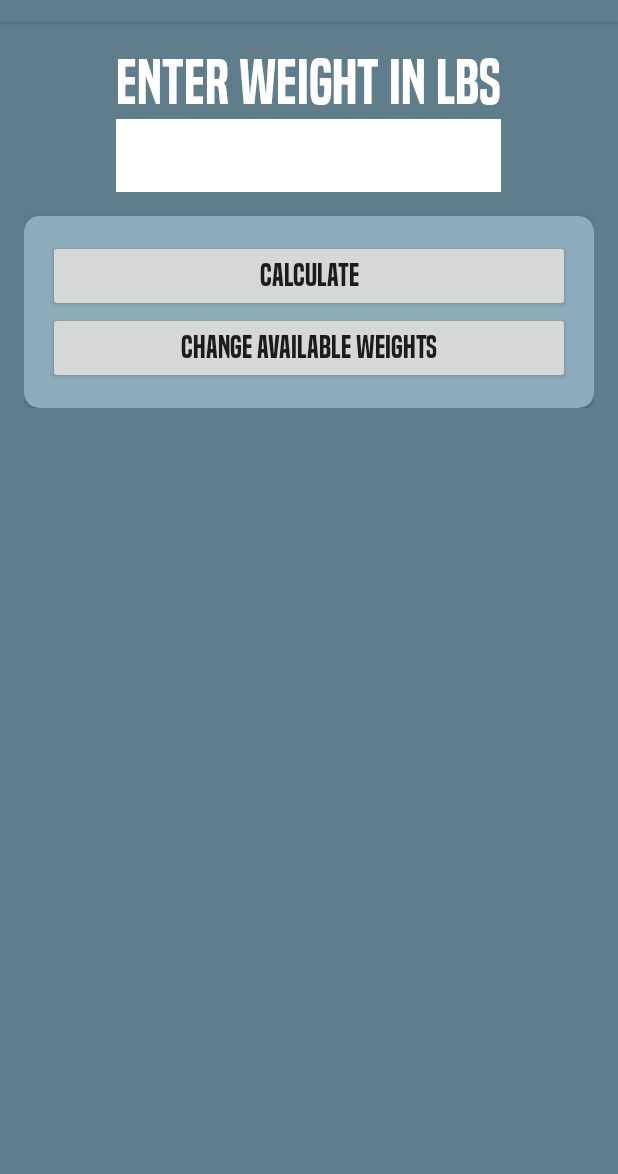
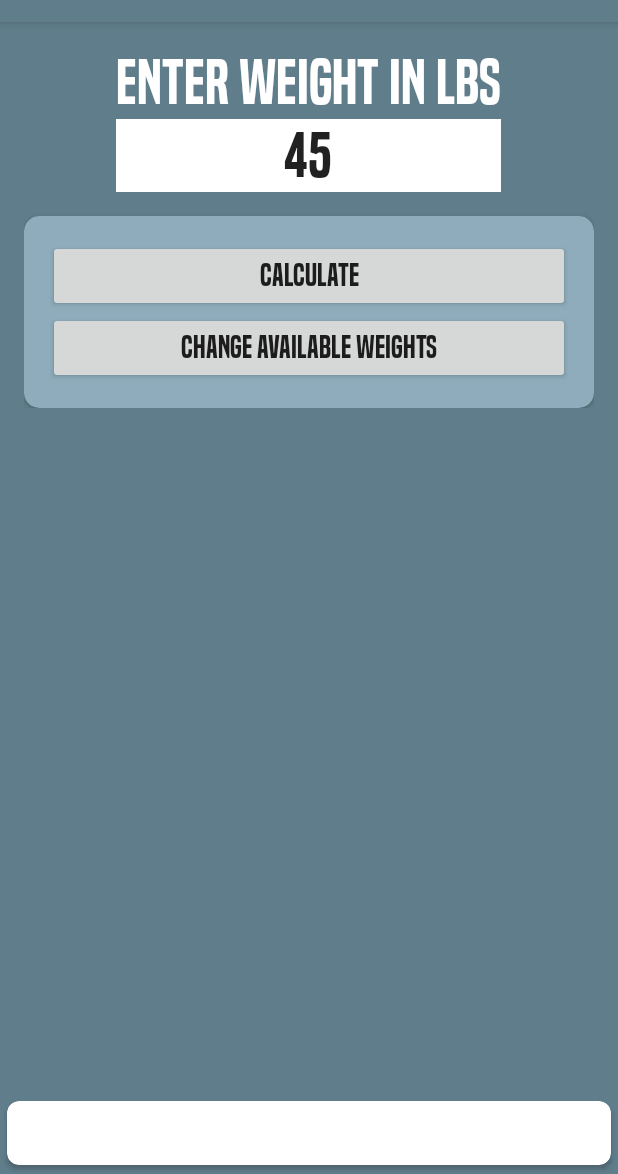
Before and after one commit to TJBlack31/WeightCalculator, an Android app: the screen it shows after launch (MainActivity), on a phone screen of 412 x 824 dp, the part 62-1236 px from its top. Run offline under Robolectric (Android 15) with nearby library versions, the phone set to English and light mode, and no system bars; our stand-ins replace AdMob.

Commit message:
ads and weight check.  Resized and fixed Keyboard issue.

```diff
--- a/app/build.gradle
+++ b/app/build.gradle
@@ -23,6 +23,7 @@ dependencies {
     implementation 'com.android.support:appcompat-v7:26.1.0'
     implementation 'com.android.support.constraint:constraint-layout:1.0.2'
     implementation 'com.android.support:support-v4:26.1.0'
+    implementation 'com.google.android.gms:play-services-ads:16.0.0'
     testImplementation 'junit:junit:4.12'
     androidTestImplementation 'com.android.support.test:runner:1.0.1'
     androidTestImplementation 'com.android.support.test.espresso:espresso-core:3.0.1'
--- a/app/src/main/AndroidManifest.xml
+++ b/app/src/main/AndroidManifest.xml
@@ -9,7 +9,12 @@
         android:label="@string/app_name"
         android:roundIcon="@mipmap/ic_launcher_round"
         android:supportsRtl="true"
+        android:windowSoftInputMode="stateAlwaysHidden"
         android:theme="@style/AppTheme">
+        <meta-data
+            android:name="com.google.android.gms.ads.APPLICATION_ID"
+            android:value="@string/adId"/>
+
         <activity
             android:name=".MainActivity"
             android:screenOrientation="portrait">
--- a/app/src/main/java/com/travisb/android/simpleplatecalculator/MainActivity.java
+++ b/app/src/main/java/com/travisb/android/simpleplatecalculator/MainActivity.java
@@ -1,20 +1,26 @@
 package com.travisb.android.simpleplatecalculator;
 
+import android.app.Activity;
+import android.content.Context;
 import android.support.v4.app.FragmentManager;
 import android.support.v4.app.FragmentTransaction;
 import android.support.v7.app.AppCompatActivity;
 import android.os.Bundle;
+import android.view.Gravity;
 import android.view.KeyEvent;
 import android.view.View;
+import android.view.WindowManager;
 import android.view.inputmethod.EditorInfo;
+import android.view.inputmethod.InputMethodManager;
 import android.widget.Button;
 import android.widget.EditText;
 import android.widget.FrameLayout;
 import android.widget.TextView;
-
+import android.widget.Toast;
 
 
 import java.util.HashMap;
+import java.util.Locale;
 
 public class MainActivity extends AppCompatActivity {
 
@@ -26,6 +32,7 @@ public class MainActivity extends AppCompatActivity {
     Button changeAvailableWeights;
     Button calculateWeight;
 
+
     @Override
     protected void onCreate(Bundle savedInstanceState) {
         super.onCreate(savedInstanceState);
@@ -36,30 +43,74 @@ public class MainActivity extends AppCompatActivity {
         weightAmount = findViewById(R.id.weightAmount);
         calculateWeight = findViewById(R.id.calculateButton);
 
+
+
         FontUtil.setTextType(weightLabel, this);
         FontUtil.setTextType(changeAvailableWeights, this);
         FontUtil.setTextType(calculateWeight, this);
         FontUtil.setNoType(weightAmount, this);
-
         checkFirstTime();
 
-        AppRater.app_launched(this);
+
+
+
+
+
+        Runnable runnable = new Runnable() {
+            @Override
+            public void run() {
+                int last = 0;
+                try {
+                    last = SharedPrefUtil.retrieveLast(getBaseContext());
+                } catch (Exception e) {
+
+                }
+                weightAmount.setText(String.format(Locale.getDefault(), "%d", last));
+
+                AppRater.app_launched(getBaseContext());
+
+                calculate(SharedPrefUtil.retrieveBar(getApplicationContext()), getAvailablePlates(), getBaseContext());
+
+                try {
+                    Thread.sleep(250);
+                } catch (InterruptedException e) {
+                    e.printStackTrace();
+                }
 
                 calculateWeight.setOnClickListener(new View.OnClickListener() {
                     @Override
                     public void onClick(View view) {
-                calculate();
+
+                        calculate(SharedPrefUtil.retrieveBar(getApplicationContext()), getAvailablePlates(), getBaseContext());
+                    }
+                });
+
+                weightAmount.setOnClickListener(new View.OnClickListener() {
+                    @Override
+                    public void onClick(View view) {
+                        if(newFragment != null) {
+                            getSupportFragmentManager().beginTransaction().
+                                    remove(getSupportFragmentManager().findFragmentById(R.id.frag)).commit();
+                            newFragment = null;
+
+                        }else{
+                        }
                     }
                 });
 
                 weightAmount.setOnEditorActionListener(new TextView.OnEditorActionListener() {
                     public boolean onEditorAction(TextView v, int actionId, KeyEvent event) {
                         if ((event != null && (event.getKeyCode() == KeyEvent.KEYCODE_ENTER)) || (actionId == EditorInfo.IME_ACTION_DONE)) {
-                    calculate();
+
+                            calculate(SharedPrefUtil.retrieveBar(getApplicationContext()), getAvailablePlates(), getApplicationContext());
+
+
                         }
                         return false;
                     }
                 });
+
+
 
                 changeAvailableWeights.setOnClickListener(new View.OnClickListener() {
                     @Override
@@ -68,35 +119,120 @@ public class MainActivity extends AppCompatActivity {
                     }
                 });
 
+            }
+        };
+
+        Thread thread = new Thread(runnable);
+        thread.start();
+
+
+
 
     }
 
-    private void calculate(){
+    public static void hideKeyboard(Activity activity) {
+        InputMethodManager imm = (InputMethodManager) activity.getSystemService(Activity.INPUT_METHOD_SERVICE);
+        //Find the currently focused view, so we can grab the correct window token from it.
+        View view = activity.getCurrentFocus();
+        //If no view currently has focus, create a new one, just so we can grab a window token from it
+        if (view == null) {
+            view = new View(activity);
+        }
+        imm.hideSoftInputFromWindow(view.getWindowToken(), 0);
+    }
+
+
+    @Override
+    public void onPause(){
+        super.onPause();
+        this.getWindow().setSoftInputMode(WindowManager.LayoutParams.SOFT_INPUT_STATE_ALWAYS_HIDDEN);
+    }
+    @Override
+    public void onStart(){
+        super.onStart();
+        hideKeyboard(this);
+    }
+
+    @Override
+    public void onResume(){
+        super.onResume();
+        hideKeyboard(this);
+
+    }
+
+
+    //todo make keyboard not show up when onResume
+    //todo fix Toast x, y
+
+
+    private void calculate(final double barWeight, final HashMap<String, Integer> availableWeights, final Context context){
+
         if(newFragment != null) {
-            FragmentManager fm  = getSupportFragmentManager();
-            fm.popBackStack();
+
+            getSupportFragmentManager().popBackStack();
+            newFragment = null;
         }
-        if(weightAmount.getText().toString().length() > 0) {
+       final Runnable runnable = new Runnable() {
+           @Override
+           public void run() {
 
-            FrameLayout layout = findViewById(R.id.frag);
-            layout.removeAllViewsInLayout();
-            WeightCalculator weightCalculator = new WeightCalculator(SharedPrefUtil.retrieveBar(this), getAvailablePlates());
 
-            boolean isDisplayable = weightCalculator.configurePlates(Integer.parseInt(weightAmount.getText().toString()), this);
+               WeightCalculator weightCalculator = new WeightCalculator(barWeight, availableWeights);
+               int weight = 0;
+               int barWeight = (int)weightCalculator.getBarWeight();
+
+               try{
+                   weight = Integer.parseInt(weightAmount.getText().toString());
+               }catch(NumberFormatException ex){ // handle your exception
+
+               }
+
+
+
+               if(weight<barWeight){
+                   Toast toast = Toast.makeText(context,
+                           "Entered weight must meet or exceed the weight of the bar!", Toast.LENGTH_LONG);
+                   toast.setGravity(Gravity.BOTTOM| Gravity.CENTER_HORIZONTAL, 0, 150);
+                   toast.show();
+                   return;
+               }
+
+               if(weight >= barWeight && weight
+                       <= weightCalculator.getAvalableWeight()) {
+
+                   boolean isDisplayable = weightCalculator.configurePlates(weight, getApplicationContext());
                    if(isDisplayable) {
-                newFragment = WeightDisplay.newInstance(weightCalculator.getPlates45(), weightCalculator.getPlates35(),
+                       if(newFragment == null) {
+                           newFragment = WeightDisplay.newInstance(weight,barWeight, weightCalculator.getPlates45(), weightCalculator.getPlates35(),
                                    weightCalculator.getPlates25(),
                                    weightCalculator.getPlates10(),
                                    weightCalculator.getPlates5(),
                                    weightCalculator.getPlates2pnt5());
+
 
                            ft = getSupportFragmentManager().beginTransaction();
                            ft.setCustomAnimations(R.anim.slide_in_left, R.anim.slide_in_left);
                            ft.replace(R.id.frag, newFragment, "fragment");
                            ft.commit();
                            isDisplayed = true;
+                           SharedPrefUtil.saveLast(weight, getApplicationContext());
+
+
                        }
                    }
+               }else{
+
+                   Toast toast = Toast.makeText(context,
+                           "Not enough plates!", Toast.LENGTH_LONG);
+                   toast.setGravity(Gravity.BOTTOM| Gravity.CENTER_HORIZONTAL, 0, 150);
+                   toast.show();
+                   return;
+               }
+           }
+       };
+       runOnUiThread(runnable);
+
+
     }
 
     private void showEditDialog() {
@@ -112,6 +248,7 @@ public class MainActivity extends AppCompatActivity {
                 SharedPrefUtil.saveBar(45, this);
             }
             SharedPrefUtil.saveFirstTime(this);
+
         }
     }
 
--- a/app/src/main/java/com/travisb/android/simpleplatecalculator/SharedPrefUtil.java
+++ b/app/src/main/java/com/travisb/android/simpleplatecalculator/SharedPrefUtil.java
@@ -53,6 +53,23 @@ public class SharedPrefUtil {
         editor.commit(); //4
     }
 
+    public static void saveLast(Integer lastWeight, Context context){
+        SharedPreferences settings;
+        SharedPreferences.Editor editor;
+        settings = PreferenceManager.getDefaultSharedPreferences(context); //1
+        editor = settings.edit(); //2
+        editor.putInt("LAST", lastWeight); //3
+        editor.commit(); //4
+    }
+
+    public static int retrieveLast(Context context){
+        int available = 0;
+        SharedPreferences settings;
+        settings = PreferenceManager.getDefaultSharedPreferences(context);
+        available = settings.getInt("LAST", retrieveBar(context));
+        return available;
+    }
+
     public static int retrieveBar(Context context){
         int available = 0;
         SharedPreferences settings;
--- a/app/src/main/java/com/travisb/android/simpleplatecalculator/WeightCalculator.java
+++ b/app/src/main/java/com/travisb/android/simpleplatecalculator/WeightCalculator.java
@@ -72,6 +72,8 @@ public class WeightCalculator {
         return true;
     }
     private void trimAmount(String key, int amount){
+
+
         if(isPlateDvsbl(amount)){
             configure(amount, key);
         }else{
@@ -90,6 +92,33 @@ public class WeightCalculator {
 
     public int getPlates45() {
         return weightsUsed.get(WEIGHTS[0]);
+    }
+
+    public double getBarWeight() {
+        return barWeight;
+    }
+
+    public int getAvalableWeight(){
+        int weight = 0;
+        for (int i = 0; i< getPlates45() *2; i ++){
+            weight = weight + 45;
+        }
+        for (int i = 0; i< getPlates35()*2; i ++){
+            weight = weight + 35;
+        }
+        for (int i = 0; i< getPlates25()*2; i ++){
+            weight = weight + 25;
+        }
+        for (int i = 0; i< getPlates10()*2; i ++){
+            weight = weight + 10;
+        }
+        for (int i = 0; i< getPlates5()*2; i ++){
+            weight = weight + 5;
+        }
+        for (int i = 0; i< getPlates2pnt5()*2; i ++){
+            weight = weight + 5/2;
+        }
+        return weight;
     }
 
 
@@ -125,6 +154,9 @@ public class WeightCalculator {
         return weightsUsed.get(WEIGHTS[5]);
     }
 
+
+
+
     public static HashMap<String, Integer> getWeightsUsed() {
         return weightsUsed;
     }
--- a/app/src/main/java/com/travisb/android/simpleplatecalculator/WeightDisplay.java
+++ b/app/src/main/java/com/travisb/android/simpleplatecalculator/WeightDisplay.java
@@ -1,8 +1,15 @@
 package com.travisb.android.simpleplatecalculator;
 
 import android.content.Context;
+import android.graphics.Bitmap;
+import android.graphics.BitmapFactory;
+import android.graphics.Color;
+import android.graphics.drawable.BitmapDrawable;
+import android.graphics.drawable.Drawable;
 import android.os.Bundle;
+import android.os.Handler;
 import android.support.v4.app.Fragment;
+import android.view.Gravity;
 import android.view.LayoutInflater;
 import android.view.View;
 import android.view.ViewGroup;
@@ -10,9 +17,14 @@ import android.widget.EditText;
 import android.widget.ImageView;
 import android.widget.LinearLayout;
 import android.widget.TextView;
+import android.widget.Toast;
 
 
+import com.google.android.gms.ads.AdRequest;
+import com.google.android.gms.ads.AdView;
 
+
+import java.io.ByteArrayOutputStream;
 import java.util.ArrayList;
 
 
@@ -25,16 +37,23 @@ public class WeightDisplay extends Fragment {
     private static final String PARAM5 = "FIVE";
     private static final String PARAM2pnt5 = "TWPNTFVE";
 
+    private TextView displayHeader;
+    private String header;
+
+    private AdView mAdView;
+
     public WeightDisplay() {
 
     }
 
-    public static WeightDisplay newInstance(int fortyFives, int thirtyFives, int twentyFives,
+    public static WeightDisplay newInstance(int weight, int barWeight, int fortyFives, int thirtyFives, int twentyFives,
                                             int tens,
                                             int fives,
                                             int twoPntFives ) {
         WeightDisplay fragment = new WeightDisplay();
         Bundle args = new Bundle();
+        args.putInt("WEIGHT", weight);
+        args.putInt("BAR", barWeight);
         args.putInt(PARAM45, fortyFives);
         args.putInt(PARAM35, thirtyFives);
         args.putInt(PARAM25, twentyFives);
@@ -80,13 +99,40 @@ public class WeightDisplay extends Fragment {
                     view.findViewById(R.id.linearLayout5lb),
                     view.findViewById(R.id.linearLayout2pnt5lb)};
 
-            setViews(textViews, linearLayouts, quantityPlates);
+            ImageView[] imageViews = new ImageView[]{view.findViewById(R.id.imageView45),
+                    view.findViewById(R.id.imageView35),
+                    view.findViewById(R.id.imageView25),
+                    view.findViewById(R.id.imageView10),
+                    view.findViewById(R.id.imageView5),
+                    view.findViewById(R.id.imageView2pnt5)};
+
+
+            setViews(textViews, linearLayouts, quantityPlates, imageViews);
 
             changeNoType(textViews);
+            final View mView = view;
+            Runnable runnable = new Runnable() {
 
-            TextView displayHeader = view.findViewById(R.id.displayHeader);
+
+                @Override
+                public void run() {
+                    mAdView = (AdView) mView.findViewById(R.id.adView);
+                    AdRequest adRequest = new AdRequest.Builder().build();
+                    mAdView.loadAd(adRequest);
+                }
+            };
+            getActivity().runOnUiThread(runnable);
+
+
+            displayHeader = view.findViewById(R.id.displayHeader);
             FontUtil.setTextType(displayHeader, getContext());
+            if(getArguments().getInt("BAR") == getArguments().getInt("WEIGHT")){
+                setDisplayHeader(true);
+            }else{
+                setDisplayHeader(false);
+            }
         }
+
 
         return view;
     }
@@ -104,6 +150,18 @@ public class WeightDisplay extends Fragment {
 
     }
 
+    public void editTouched(){
+        mAdView.removeAllViews();
+    }
+
+    public void setDisplayHeader(boolean isBarWeight){
+        if(isBarWeight) {
+            displayHeader.setText("This is your bar weight.");
+        }else{
+            displayHeader.setText("Load these up on each side of the bar");
+        }
+    }
+
     @Override
     public void onDetach() {
         super.onDetach();
@@ -111,14 +169,32 @@ public class WeightDisplay extends Fragment {
 
     }
     private void setViews(TextView[]textViews, LinearLayout[]linearLayouts,
-                          int[] quantityPlates){
+                          int[] quantityPlates, ImageView[]imageViews){
         for(int i = 0; i<quantityPlates.length; i++){
            if(quantityPlates[i]==0){
                linearLayouts[i].removeAllViews();
                linearLayouts[i].setVisibility(View.GONE);
            }else{
                textViews[i].setText(Integer.toString(quantityPlates[i]));
+//               resizeImage(imageViews[i]);
            }
         }
     }
+
+    private void resizeImage(ImageView imageView){
+        ByteArrayOutputStream bytearrayoutputstream = new ByteArrayOutputStream();
+        byte[] BYTE;
+        Drawable image = imageView.getDrawable();
+        Bitmap bitmap1 = ((BitmapDrawable)image).getBitmap();
+        Bitmap bitmap2;
+
+        bitmap1.compress(Bitmap.CompressFormat.JPEG,40,bytearrayoutputstream);
+
+        BYTE = bytearrayoutputstream.toByteArray();
+
+        bitmap2 = BitmapFactory.decodeByteArray(BYTE,0,BYTE.length);
+        imageView.setBackgroundColor(Color.TRANSPARENT);
+
+        imageView.setImageBitmap(bitmap2);
+    }
 }
--- a/app/src/main/res/layout/activity_main.xml
+++ b/app/src/main/res/layout/activity_main.xml
@@ -35,6 +35,8 @@
                 android:background="#FFF"
                 android:textSize="40sp"
                 android:ems="10"
+                android:focusable="true"
+                android:focusableInTouchMode="true"
                 android:textAlignment="center"
                 android:inputType="number" />
         </LinearLayout>
@@ -67,17 +69,25 @@
                     android:textSize="20sp"
                     android:text="Change Available Weights" />
 
+
+
             </LinearLayout>
         </android.support.v7.widget.CardView>
+
+
+
     </LinearLayout>
+
 
     <FrameLayout
         android:id="@+id/frag"
         android:layout_width="match_parent"
-        android:layout_height="200dp"
+        android:layout_height="wrap_content"
         android:background="@android:color/transparent"
         app:layout_constraintBottom_toBottomOf="parent"
         tools:layout_editor_absoluteX="0dp">
 
     </FrameLayout>
+
+
 </android.support.constraint.ConstraintLayout>
--- a/app/src/main/res/layout/fragment_weight_display.xml
+++ b/app/src/main/res/layout/fragment_weight_display.xml
@@ -25,16 +25,20 @@
         <LinearLayout
             android:layout_width="wrap_content"
             android:layout_height="wrap_content"
+            android:paddingTop="10dp"
             android:layout_gravity="center_horizontal"
             android:orientation = "vertical">
             <TextView
                 android:id="@+id/displayHeader"
-                android:layout_width="wrap_content"
+                android:layout_width="match_parent"
+                android:paddingBottom = "16dp"
                 android:layout_height="wrap_content"
                 android:padding="4dp"
+
                 android:textAlignment="center"
+                android:foregroundGravity= "center_horizontal"
                 android:textSize="20sp"
-                android:text="Load these up on each side of the bar" />
+               />
 
 
 
@@ -262,8 +266,25 @@
 
 
             </LinearLayout>
+
+
         </LinearLayout>
+
+            <com.google.android.gms.ads.AdView
+                xmlns:ads="http://schemas.android.com/apk/res-auto"
+                android:id="@+id/adView"
+                android:layout_width="wrap_content"
+                android:padding = "4dp"
+                android:layout_gravity="center_horizontal"
+                android:layout_height="wrap_content"
+                android:layout_centerHorizontal="true"
+                android:layout_alignParentBottom="true"
+                ads:adSize="BANNER"
+                ads:adUnitId="@string/adUnitId">
+            </com.google.android.gms.ads.AdView>
         </LinearLayout>
+
+
     </android.support.v7.widget.CardView>
 
 </FrameLayout>
--- a/app/src/main/res/values/strings.xml
+++ b/app/src/main/res/values/strings.xml
@@ -1,5 +1,9 @@
 <resources>
     <string name="app_name">Simple Plate Calculator</string>
+    <string name="adId">ca-app-pub-7195037963255023~7393338006</string>
+    <string name="adUnitId">ca-app-pub-7195037963255023/3592574231</string>
+
+
 
 
 </resources>
--- a/app/src/main/res/values/styles.xml
+++ b/app/src/main/res/values/styles.xml
@@ -4,6 +4,7 @@
     <style name="AppTheme" parent="Theme.AppCompat.Light.DarkActionBar">
         <!-- Customize your theme here. -->
         <item name="colorPrimary">@color/colorPrimary</item>
+        <item name="android:windowBackground"> @color/colorPrimary </item>
         <item name="colorPrimaryDark">@color/colorPrimaryDark</item>
         <item name="colorAccent">@color/colorAccent</item>
         <item name="colorSwitchThumbNormal">@android:color/white</item>
```
Lines whose indentation alone changed are shown as unchanged.
